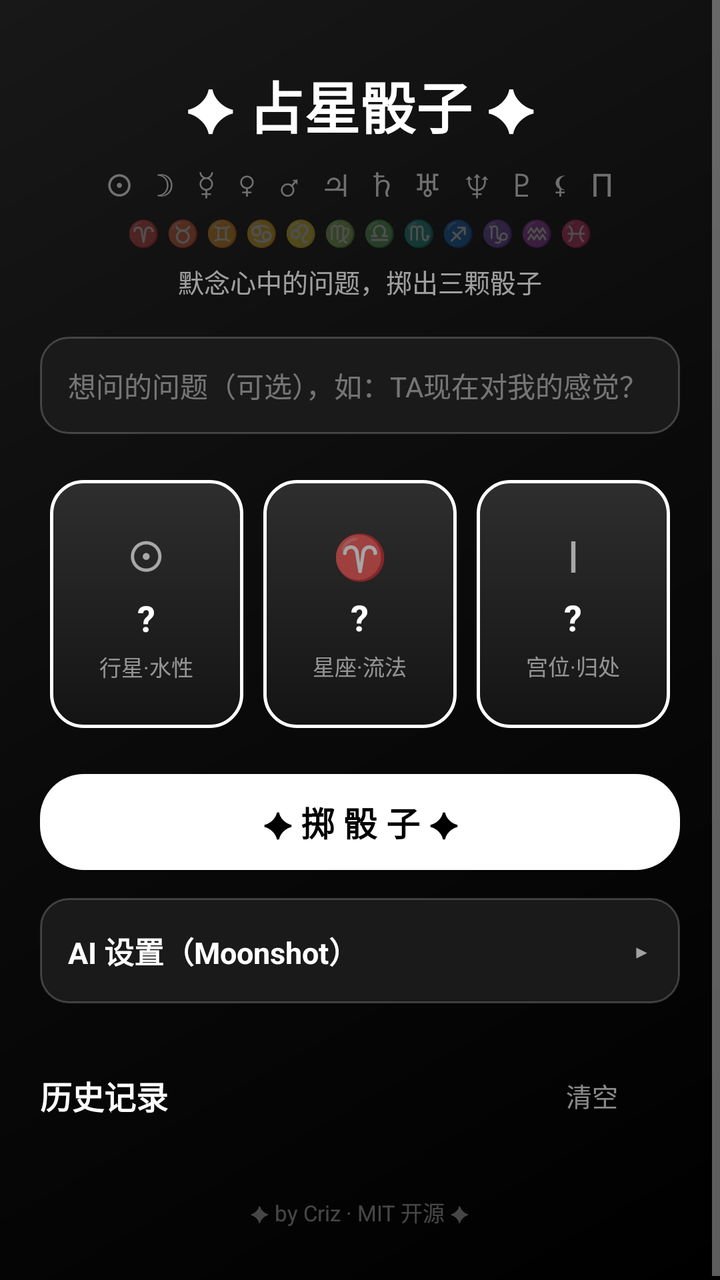
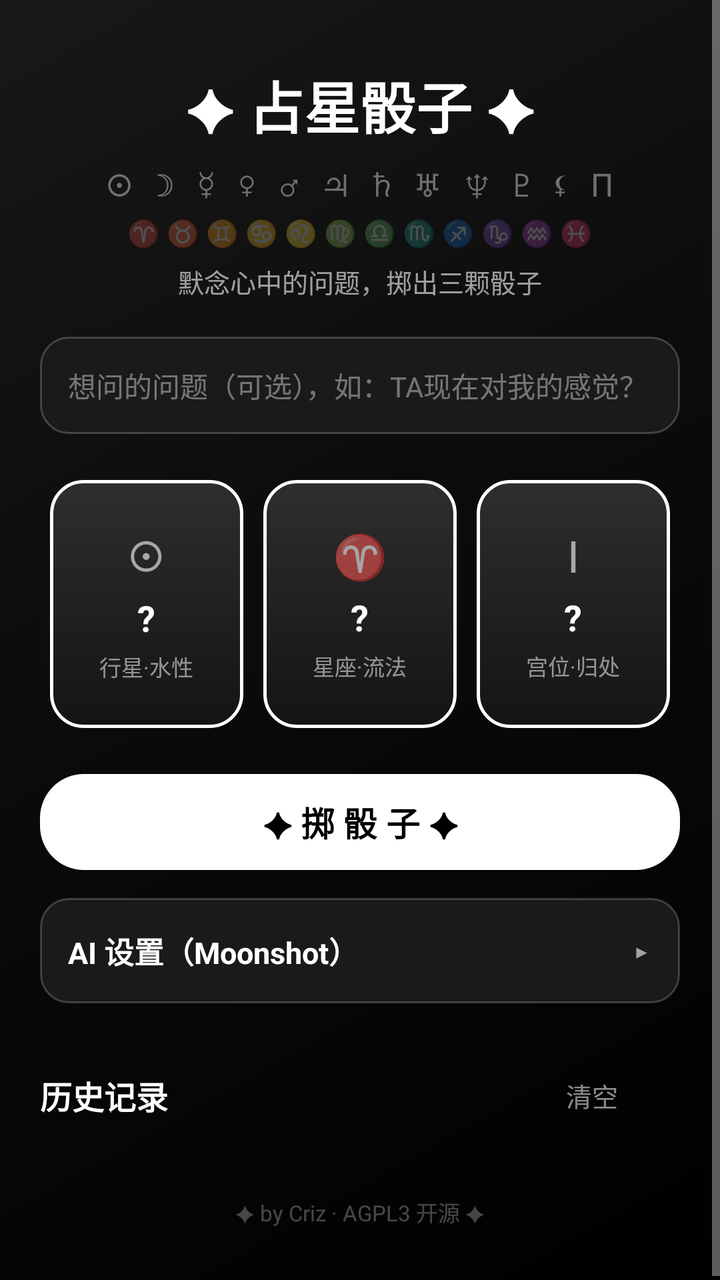

Before-and-after screenshots of an Android layout around one commit, followed by the original layout XML and the change that was made.
<!-- AndroidManifest.xml: application theme AppTheme -->
<!-- res/layout/activity_main.xml -->
<?xml version="1.0" encoding="utf-8"?>
<ScrollView xmlns:android="http://schemas.android.com/apk/res/android"
    android:id="@+id/main_scroll"
    android:layout_width="match_parent"
    android:layout_height="match_parent"
    android:fillViewport="true">

    <LinearLayout
        android:layout_width="match_parent"
        android:layout_height="wrap_content"
        android:orientation="vertical"
        android:padding="20dp">

        <TextView
            android:layout_width="wrap_content"
            android:layout_height="wrap_content"
            android:layout_gravity="center_horizontal"
            android:layout_marginTop="12dp"
            android:text="✦ 占星骰子 ✦"
            android:textColor="#FFFFFF"
            android:textSize="28sp"
            android:textStyle="bold" />

        <TextView
            android:layout_width="wrap_content"
            android:layout_height="wrap_content"
            android:layout_gravity="center_horizontal"
            android:layout_marginTop="8dp"
            android:text="☉   ☽   ☿   ♀   ♂   ♃   ♄   ♅   ♆   ♇   ⚸   Π"
            android:textColor="#66FFFFFF"
            android:textSize="16sp" />

        <TextView
            android:layout_width="wrap_content"
            android:layout_height="wrap_content"
            android:layout_gravity="center_horizontal"
            android:layout_marginTop="4dp"
            android:text="♈ ♉ ♊ ♋ ♌ ♍ ♎ ♏ ♐ ♑ ♒ ♓"
            android:textColor="#44FFFFFF"
            android:textSize="13sp" />

        <TextView
            android:layout_width="wrap_content"
            android:layout_height="wrap_content"
            android:layout_gravity="center_horizontal"
            android:layout_marginTop="6dp"
            android:text="默念心中的问题，掷出三颗骰子"
            android:textColor="#99FFFFFF"
            android:textSize="13sp" />

        <EditText
            android:id="@+id/et_question"
            android:layout_width="match_parent"
            android:layout_height="wrap_content"
            android:layout_marginTop="18dp"
            android:background="@drawable/card_bg"
            android:hint="想问的问题（可选），如：TA现在对我的感觉？"
            android:padding="14dp"
            android:textColor="#FFFFFF"
            android:textColorHint="#66FFFFFF"
            android:textSize="14sp" />

        <LinearLayout
            android:layout_width="match_parent"
            android:layout_height="wrap_content"
            android:layout_marginTop="18dp"
            android:orientation="horizontal">

            <LinearLayout
                android:layout_width="0dp"
                android:layout_height="124dp"
                android:layout_margin="5dp"
                android:layout_weight="1"
                android:background="@drawable/dice_bg"
                android:gravity="center"
                android:orientation="vertical">

                <TextView
                    android:id="@+id/dice_planet_glyph"
                    android:layout_width="wrap_content"
                    android:layout_height="wrap_content"
                    android:text="☉"
                    android:textColor="#99FFFFFF"
                    android:textSize="22sp" />

                <TextView
                    android:id="@+id/dice_planet"
                    android:layout_width="wrap_content"
                    android:layout_height="wrap_content"
                    android:layout_marginTop="4dp"
                    android:text="?"
                    android:textColor="#FFFFFF"
                    android:textSize="18sp"
                    android:textStyle="bold" />

                <TextView
                    android:layout_width="wrap_content"
                    android:layout_height="wrap_content"
                    android:layout_marginTop="4dp"
                    android:text="行星·水性"
                    android:textColor="#88FFFFFF"
                    android:textSize="11sp" />
            </LinearLayout>

            <LinearLayout
                android:layout_width="0dp"
                android:layout_height="124dp"
                android:layout_margin="5dp"
                android:layout_weight="1"
                android:background="@drawable/dice_bg"
                android:gravity="center"
                android:orientation="vertical">

                <TextView
                    android:id="@+id/dice_sign_glyph"
                    android:layout_width="wrap_content"
                    android:layout_height="wrap_content"
                    android:text="♈"
                    android:textColor="#99FFFFFF"
                    android:textSize="22sp" />

                <TextView
                    android:id="@+id/dice_sign"
                    android:layout_width="wrap_content"
                    android:layout_height="wrap_content"
                    android:layout_marginTop="4dp"
                    android:text="?"
                    android:textColor="#FFFFFF"
                    android:textSize="18sp"
                    android:textStyle="bold" />

                <TextView
                    android:layout_width="wrap_content"
                    android:layout_height="wrap_content"
                    android:layout_marginTop="4dp"
                    android:text="星座·流法"
                    android:textColor="#88FFFFFF"
                    android:textSize="11sp" />
            </LinearLayout>

            <LinearLayout
                android:layout_width="0dp"
                android:layout_height="124dp"
                android:layout_margin="5dp"
                android:layout_weight="1"
                android:background="@drawable/dice_bg"
                android:gravity="center"
                android:orientation="vertical">

                <TextView
                    android:id="@+id/dice_house_glyph"
                    android:layout_width="wrap_content"
                    android:layout_height="wrap_content"
                    android:text="Ⅰ"
                    android:textColor="#99FFFFFF"
                    android:textSize="22sp" />

                <TextView
                    android:id="@+id/dice_house"
                    android:layout_width="wrap_content"
                    android:layout_height="wrap_content"
                    android:layout_marginTop="4dp"
                    android:text="?"
                    android:textColor="#FFFFFF"
                    android:textSize="18sp"
                    android:textStyle="bold" />

                <TextView
                    android:layout_width="wrap_content"
                    android:layout_height="wrap_content"
                    android:layout_marginTop="4dp"
                    android:text="宫位·归处"
                    android:textColor="#88FFFFFF"
                    android:textSize="11sp" />
            </LinearLayout>
        </LinearLayout>

        <Button
            android:id="@+id/btn_roll"
            android:layout_width="match_parent"
            android:layout_height="wrap_content"
            android:layout_marginTop="18dp"
            android:background="@drawable/btn_bg"
            android:text="✦ 掷 骰 子 ✦"
            android:textColor="#000000"
            android:textSize="17sp"
            android:textStyle="bold" />

        <LinearLayout
            android:id="@+id/result_card"
            android:layout_width="match_parent"
            android:layout_height="wrap_content"
            android:layout_marginTop="18dp"
            android:background="@drawable/card_bg"
            android:orientation="vertical"
            android:padding="16dp"
            android:visibility="gone">

            <TextView
                android:id="@+id/tv_result_title"
                android:layout_width="match_parent"
                android:layout_height="wrap_content"
                android:textColor="#FFFFFF"
                android:textSize="18sp"
                android:textStyle="bold" />

            <TextView
                android:id="@+id/tv_result_body"
                android:layout_width="match_parent"
                android:layout_height="wrap_content"
                android:layout_marginTop="10dp"
                android:lineSpacingExtra="4dp"
                android:textColor="#E8E8E8"
                android:textSize="14sp" />
        </LinearLayout>

        <LinearLayout
            android:layout_width="match_parent"
            android:layout_height="wrap_content"
            android:layout_marginTop="14dp"
            android:background="@drawable/card_bg"
            android:orientation="vertical"
            android:padding="14dp">

            <LinearLayout
                android:id="@+id/ai_settings_header"
                android:layout_width="match_parent"
                android:layout_height="wrap_content"
                android:background="@android:color/transparent"
                android:gravity="center_vertical"
                android:orientation="horizontal">

                <TextView
                    android:layout_width="0dp"
                    android:layout_height="wrap_content"
                    android:layout_weight="1"
                    android:text="AI 设置（Moonshot）"
                    android:textColor="#FFFFFF"
                    android:textSize="15sp"
                    android:textStyle="bold" />

                <TextView
                    android:id="@+id/ai_settings_arrow"
                    android:layout_width="wrap_content"
                    android:layout_height="wrap_content"
                    android:paddingStart="10dp"
                    android:paddingEnd="2dp"
                    android:text="▸"
                    android:textColor="#99FFFFFF"
                    android:textSize="18sp" />
            </LinearLayout>

            <LinearLayout
                android:id="@+id/ai_settings_body"
                android:layout_width="match_parent"
                android:layout_height="wrap_content"
                android:orientation="vertical"
                android:visibility="gone">

            <EditText
                android:id="@+id/et_api_base"
                android:layout_width="match_parent"
                android:layout_height="wrap_content"
                android:layout_marginTop="10dp"
                android:background="@drawable/card_bg"
                android:hint="API 地址，默认 https://api.moonshot.cn/v1"
                android:padding="10dp"
                android:textColor="#FFFFFF"
                android:textColorHint="#66FFFFFF"
                android:textSize="13sp" />

            <EditText
                android:id="@+id/et_api_key"
                android:layout_width="match_parent"
                android:layout_height="wrap_content"
                android:layout_marginTop="8dp"
                android:background="@drawable/card_bg"
                android:hint="API Key（sk-...）"
                android:padding="10dp"
                android:textColor="#FFFFFF"
                android:textColorHint="#66FFFFFF"
                android:textSize="13sp" />

            <EditText
                android:id="@+id/et_api_model"
                android:layout_width="match_parent"
                android:layout_height="wrap_content"
                android:layout_marginTop="8dp"
                android:background="@drawable/card_bg"
                android:hint="模型，默认 kimi-k2.6"
                android:padding="10dp"
                android:textColor="#FFFFFF"
                android:textColorHint="#66FFFFFF"
                android:textSize="13sp" />

            <LinearLayout
                android:layout_width="match_parent"
                android:layout_height="wrap_content"
                android:layout_marginTop="10dp"
                android:orientation="horizontal">

                <Button
                    android:id="@+id/btn_save_api"
                    android:layout_width="0dp"
                    android:layout_height="wrap_content"
                    android:layout_marginEnd="6dp"
                    android:layout_weight="1"
                    android:background="@drawable/btn_bg"
                    android:text="保存设置"
                    android:textColor="#000000"
                    android:textSize="13sp" />

                <Button
                    android:id="@+id/btn_test_api"
                    android:layout_width="0dp"
                    android:layout_height="wrap_content"
                    android:layout_marginStart="6dp"
                    android:layout_weight="1"
                    android:background="@drawable/btn_bg_outline"
                    android:text="测试 API"
                    android:textColor="#FFFFFF"
                    android:textSize="13sp" />
            </LinearLayout>

            <TextView
                android:id="@+id/tv_api_status"
                android:layout_width="match_parent"
                android:layout_height="wrap_content"
                android:layout_marginTop="8dp"
                android:textColor="#99FFFFFF"
                android:textSize="12sp" />
            </LinearLayout>
        </LinearLayout>

        <LinearLayout
            android:layout_width="match_parent"
            android:layout_height="wrap_content"
            android:layout_marginTop="22dp"
            android:gravity="center_vertical"
            android:orientation="horizontal">

            <TextView
                android:layout_width="0dp"
                android:layout_height="wrap_content"
                android:layout_weight="1"
                android:text="历史记录"
                android:textColor="#FFFFFF"
                android:textSize="16sp"
                android:textStyle="bold" />

            <Button
                android:id="@+id/btn_clear_history"
                android:layout_width="wrap_content"
                android:layout_height="wrap_content"
                android:background="@android:color/transparent"
                android:text="清空"
                android:textColor="#88FFFFFF"
                android:textSize="13sp" />
        </LinearLayout>

        <LinearLayout
            android:id="@+id/history_list"
            android:layout_width="match_parent"
            android:layout_height="wrap_content"
            android:layout_marginTop="8dp"
            android:orientation="vertical" />

        <TextView
            android:layout_width="wrap_content"
            android:layout_height="wrap_content"
            android:layout_gravity="center_horizontal"
            android:layout_marginTop="18dp"
            android:layout_marginBottom="8dp"
            android:text="✦ by Criz · MIT 开源 ✦"
            android:textColor="#44FFFFFF"
            android:textSize="11sp" />
    </LinearLayout>
</ScrollView>
<!-- resources referenced by this layout -->
<resources>
  <!-- drawable btn_bg (drawable) -->
  <?xml version="1.0" encoding="utf-8"?>
  <shape xmlns:android="http://schemas.android.com/apk/res/android"
      android:shape="rectangle">
      <solid android:color="#FFFFFF" />
      <corners android:radius="22dp" />
  </shape>
  <!-- drawable btn_bg_outline (drawable) -->
  <?xml version="1.0" encoding="utf-8"?>
  <shape xmlns:android="http://schemas.android.com/apk/res/android"
      android:shape="rectangle">
      <solid android:color="#00000000" />
      <stroke
          android:width="1dp"
          android:color="#FFFFFF" />
      <corners android:radius="22dp" />
  </shape>
  <!-- drawable card_bg (drawable) -->
  <?xml version="1.0" encoding="utf-8"?>
  <shape xmlns:android="http://schemas.android.com/apk/res/android"
      android:shape="rectangle">
      <solid android:color="#1A1A1A" />
      <stroke
          android:width="1dp"
          android:color="#33FFFFFF" />
      <corners android:radius="14dp" />
  </shape>
  <!-- drawable dice_bg (drawable) -->
  <?xml version="1.0" encoding="utf-8"?>
  <shape xmlns:android="http://schemas.android.com/apk/res/android"
      android:shape="rectangle">
      <gradient
          android:angle="270"
          android:startColor="#2E2E2E"
          android:endColor="#141414"
          android:type="linear" />
      <stroke
          android:width="1.5dp"
          android:color="#FFFFFF" />
      <corners android:radius="16dp" />
  </shape>
  <style name="AppTheme" parent="android:Theme.Material.NoActionBar">
          <item name="android:windowBackground">@drawable/bg_gradient</item>
          <item name="android:statusBarColor">#000000</item>
          <item name="android:navigationBarColor">#000000</item>
          <item name="android:colorAccent">#FFFFFF</item>
      </style>
  <!-- drawable bg_gradient (drawable) -->
  <?xml version="1.0" encoding="utf-8"?>
  <shape xmlns:android="http://schemas.android.com/apk/res/android"
      android:shape="rectangle">
      <gradient
          android:angle="135"
          android:startColor="#000000"
          android:centerColor="#0A0A0A"
          android:endColor="#181818"
          android:type="linear" />
  </shape>
</resources>

<!-- the commit's change to res/layout/activity_main.xml (unified diff, before → after) -->
@@ -371,7 +371,7 @@
             android:layout_gravity="center_horizontal"
             android:layout_marginTop="18dp"
             android:layout_marginBottom="8dp"
-            android:text="✦ by Criz · MIT 开源 ✦"
+            android:text="✦ by Criz · AGPL3 开源 ✦"
             android:textColor="#44FFFFFF"
             android:textSize="11sp" />
     </LinearLayout>
